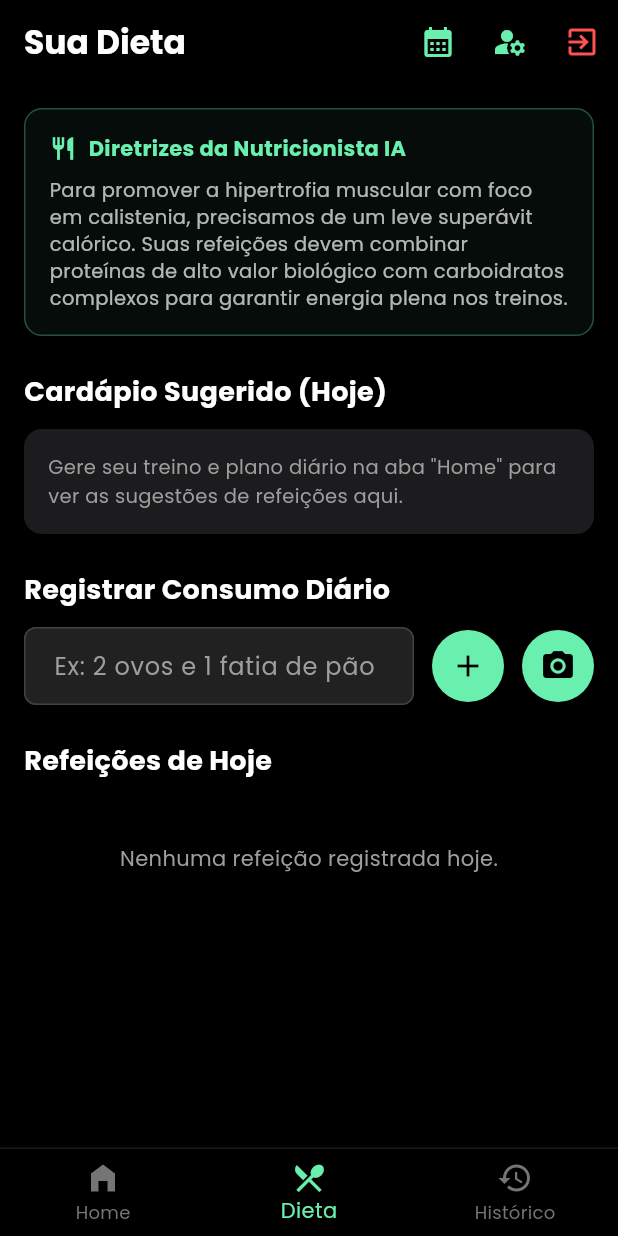
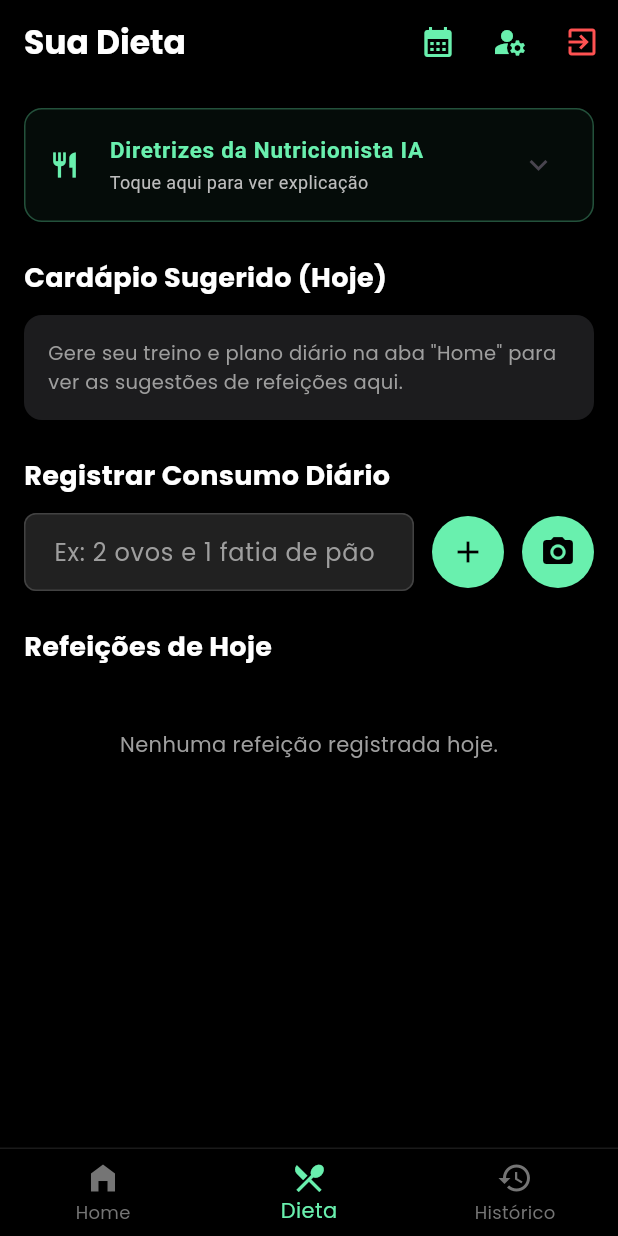
Before and after one commit to matsgabe/calistenia-app, a Flutter app: the HomeScreen screen opened directly with empty values, item 2 of the bottom bar chosen, on a phone screen of 412 x 824 dp. Run offline on Flutter 3.47's test engine with Material 3 defaults, Android fonts, the phone set to English and light mode, and no system bars; our stand-ins replace device_preview, flutter_dotenv, google_fonts, google_generative_ai, image_picker, supabase_flutter and 1 more; accounts and stored records are empty; network calls fail.

Commit message:
ajuste de informacoes

```diff
--- a/lib/dieta_screen.dart
+++ b/lib/dieta_screen.dart
@@ -19,6 +19,8 @@ class _DietaScreenState extends State<DietaScreen> {
   final ImagePicker _picker = ImagePicker();
 
   bool _isLoading = true;
+  bool _expandirDiretrizes =
+      false; // Estado para controlar a expansão das diretrizes da IA
   List<Map<String, dynamic>> _refeicoesHoje = [];
 
   @override
@@ -178,39 +180,51 @@ class _DietaScreenState extends State<DietaScreen> {
       );
     }
 
-    // Busca as sugestões salvas no cache que vieram da Home
     final planoCache = AppCache.planoAtual;
     final List<dynamic> sugestoes = planoCache?['sugestoes'] ?? [];
 
     return ListView(
       padding: const EdgeInsets.all(16.0),
       children: [
-        // --- DIRETRIZES DA IA ---
+        // --- DIRETRIZES DA IA (RETRÁTIL) ---
         Container(
-          padding: const EdgeInsets.all(16),
           decoration: BoxDecoration(
             color: Colors.greenAccent.withOpacity(0.05),
             borderRadius: BorderRadius.circular(12),
             border: Border.all(color: Colors.greenAccent.withOpacity(0.3)),
           ),
-          child: const Column(
-            crossAxisAlignment: CrossAxisAlignment.start,
-            children: [
-              Row(
-                children: [
-                  Icon(Icons.restaurant, color: Colors.greenAccent, size: 18),
-                  SizedBox(width: 8),
-                  Text(
+          child: Theme(
+            data: ThemeData(dividerColor: Colors.transparent),
+            child: ExpansionTile(
+              initiallyExpanded: _expandirDiretrizes,
+              onExpansionChanged: (expanded) {
+                setState(() {
+                  _expandirDiretrizes = expanded;
+                });
+              },
+              leading: const Icon(
+                Icons.restaurant,
+                color: Colors.greenAccent,
+                size: 20,
+              ),
+              title: const Text(
                 'Diretrizes da Nutricionista IA',
                 style: TextStyle(
                   color: Colors.greenAccent,
                   fontWeight: FontWeight.bold,
+                  fontSize: 15,
                 ),
               ),
-                ],
+              subtitle: Text(
+                _expandirDiretrizes
+                    ? 'Toque para recolher'
+                    : 'Toque aqui para ver explicação',
+                style: TextStyle(fontSize: 12, color: Colors.grey.shade400),
               ),
-              SizedBox(height: 8),
-              Text(
+              children: [
+                const Padding(
+                  padding: EdgeInsets.fromLTRB(16, 0, 16, 16),
+                  child: Text(
                     'Para promover a hipertrofia muscular com foco em calistenia, precisamos de um leve superávit calórico. Suas refeições devem combinar proteínas de alto valor biológico com carboidratos complexos para garantir energia plena nos treinos.',
                     style: TextStyle(
                       color: Colors.white70,
@@ -218,12 +232,14 @@ class _DietaScreenState extends State<DietaScreen> {
                       height: 1.4,
                     ),
                   ),
+                ),
               ],
+            ),
           ),
         ),
         const SizedBox(height: 24),
 
-        // --- CARDÁPIO SUGERIDO (NOVO) ---
+        // --- CARDÁPIO SUGERIDO ---
         const Text(
           'Cardápio Sugerido (Hoje)',
           style: TextStyle(fontSize: 18, fontWeight: FontWeight.bold),
--- a/lib/home_screen.dart
+++ b/lib/home_screen.dart
@@ -11,7 +11,7 @@ import 'conquistas_screen.dart';
 import 'nutricao_ia_service.dart';
 import 'calendario_screen.dart';
 import 'editar_perfil_screen.dart';
-import 'agua_repository.dart'; // Importação do repositório de água
+import 'agua_repository.dart';
 
 import 'package:supabase_flutter/supabase_flutter.dart';
 
@@ -27,9 +27,11 @@ class _HomeScreenState extends State<HomeScreen> {
   int _abaAtual = 0;
   bool _isGeneratingDaily = false;
   bool _planoExpirado = false;
+  bool _expandirAnaliseIA =
+      false; // Estado para controlar a expansão do card de IA
 
   final _repository = UsuarioRepository();
-  final _aguaRepository = AguaRepository(); // Instância do repositório de água
+  final _aguaRepository = AguaRepository();
 
   Map<String, dynamic>? _usuarioData;
   Map<String, dynamic>? _planoData;
@@ -39,7 +41,6 @@ class _HomeScreenState extends State<HomeScreen> {
   int _totalTreinosConcluidos = 0;
   int _sequenciaAtual = 0;
 
-  // Variáveis de controle de água
   int _consumoAguaAtual = 0;
   int _metaAguaMl = 2500;
 
@@ -55,7 +56,7 @@ class _HomeScreenState extends State<HomeScreen> {
   void initState() {
     super.initState();
     _carregarDashboard();
-    _carregarDadosAgua(); // Carrega os dados de hidratação ao iniciar
+    _carregarDadosAgua();
   }
 
   Future<void> _carregarDadosAgua() async {
@@ -167,7 +168,6 @@ class _HomeScreenState extends State<HomeScreen> {
         });
       }
 
-      // Atualiza também os dados de água caso o peso tenha mudado
       _carregarDadosAgua();
     } catch (e) {
       if (mounted) setState(() => _isLoading = false);
@@ -339,26 +339,28 @@ class _HomeScreenState extends State<HomeScreen> {
       padding: const EdgeInsets.all(16.0),
       physics: const BouncingScrollPhysics(),
       children: [
-        // --- CARD DE ANÁLISE NUTRI & PERSONAL IA ---
+        // --- CARD DE ANÁLISE NUTRI & PERSONAL IA (RETRÁTIL) ---
         Container(
-          padding: const EdgeInsets.all(16.0),
           decoration: BoxDecoration(
             color: Colors.greenAccent.withOpacity(0.05),
             borderRadius: BorderRadius.circular(16),
             border: Border.all(color: Colors.greenAccent.withOpacity(0.3)),
           ),
-          child: Column(
-            crossAxisAlignment: CrossAxisAlignment.start,
-            children: [
-              Row(
-                children: [
-                  Icon(
+          child: Theme(
+            data: ThemeData(dividerColor: Colors.transparent),
+            child: ExpansionTile(
+              initiallyExpanded: _expandirAnaliseIA,
+              onExpansionChanged: (expanded) {
+                setState(() {
+                  _expandirAnaliseIA = expanded;
+                });
+              },
+              leading: Icon(
                 Icons.psychology,
                 color: temPlano ? Colors.greenAccent : Colors.grey,
-                    size: 22,
+                size: 24,
               ),
-                  const SizedBox(width: 8),
-                  Text(
+              title: Text(
                 'Análise Nutri & Personal IA',
                 style: TextStyle(
                   fontSize: 15,
@@ -366,10 +368,16 @@ class _HomeScreenState extends State<HomeScreen> {
                   color: temPlano ? Colors.greenAccent : Colors.grey,
                 ),
               ),
-                ],
+              subtitle: Text(
+                _expandirAnaliseIA
+                    ? 'Toque para recolher'
+                    : 'Toque aqui para ver explicação',
+                style: TextStyle(fontSize: 12, color: Colors.grey.shade400),
               ),
-              const SizedBox(height: 10),
-              Text(
+              children: [
+                Padding(
+                  padding: const EdgeInsets.fromLTRB(16, 0, 16, 16),
+                  child: Text(
                     resumoAnalise,
                     style: const TextStyle(
                       color: Colors.white70,
@@ -377,7 +385,9 @@ class _HomeScreenState extends State<HomeScreen> {
                       height: 1.5,
                     ),
                   ),
+                ),
               ],
+            ),
           ),
         ),
         const SizedBox(height: 20),
```
Also changed, not shown: lib/detalhes_treino_screen.dart (+81 -13 lines). Lines whose indentation alone changed are shown as unchanged.
